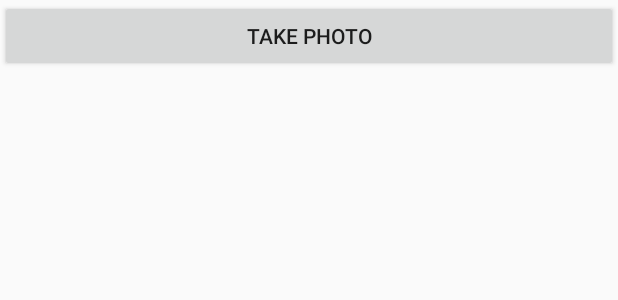
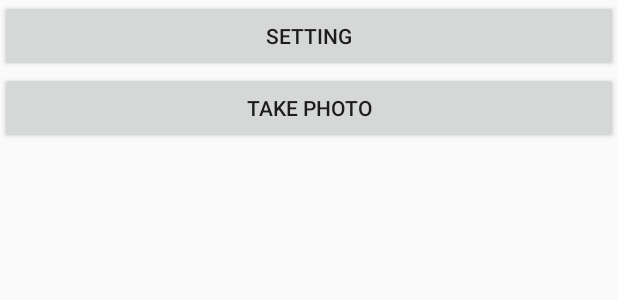
Before and after one commit to zhouqing972668019/CameraEmojiDemo, an Android app: the layout activity_main.xml on its own in the app's theme, with its tools: preview values and no code run, on a phone screen of 412 x 824 dp. Shown: the top 300 px of the screen. Run offline under Robolectric (Android 15) with nearby library versions, the phone set to English and light mode, and no system bars.

Commit message:
将设置部分独立成一个按钮

```diff
--- a/app/src/main/res/layout/activity_main.xml
+++ b/app/src/main/res/layout/activity_main.xml
@@ -8,6 +8,11 @@
         android:layout_width="match_parent"
         android:layout_height="match_parent">
 
+        <Button
+            android:id="@+id/btn_setting"
+            android:layout_width="match_parent"
+            android:layout_height="wrap_content"
+            android:text="Setting" />
         <Button
             android:id="@+id/btn_take_photo"
             android:layout_width="match_parent"
```
Also changed, not shown: app/src/main/java/com/example/dell/cameraemojidemo/activity/CameraActivity.java (+5 -3 lines), app/src/main/java/com/example/dell/cameraemojidemo/activity/MainActivity.java (+15 -6 lines), app/src/main/java/com/example/dell/cameraemojidemo/activity/SettingActivity.java (+3 -4 lines).
